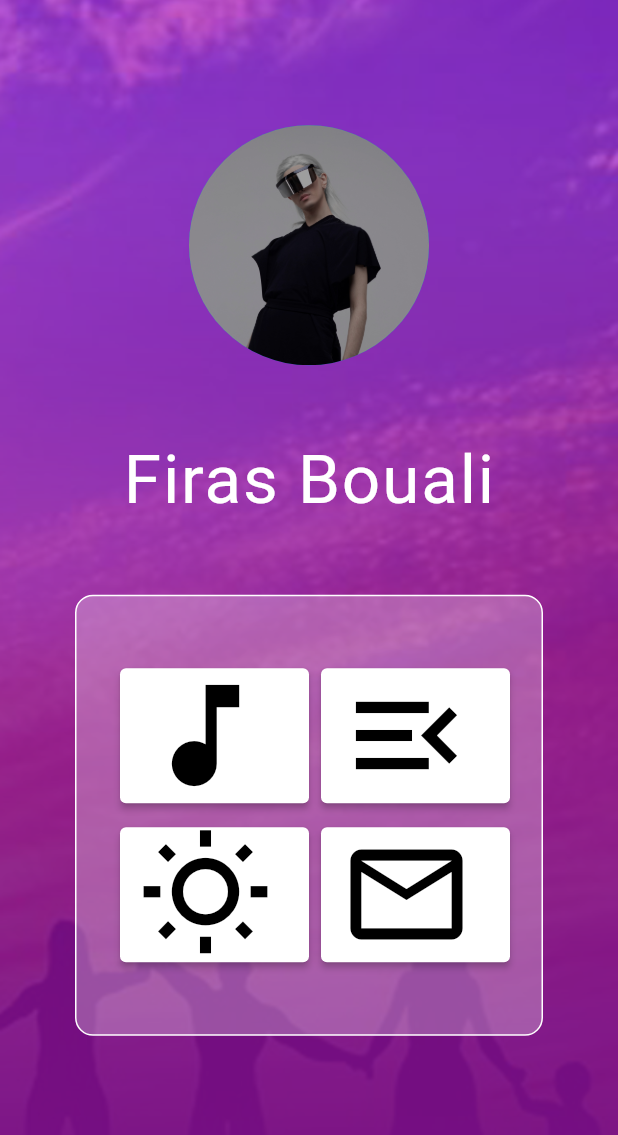
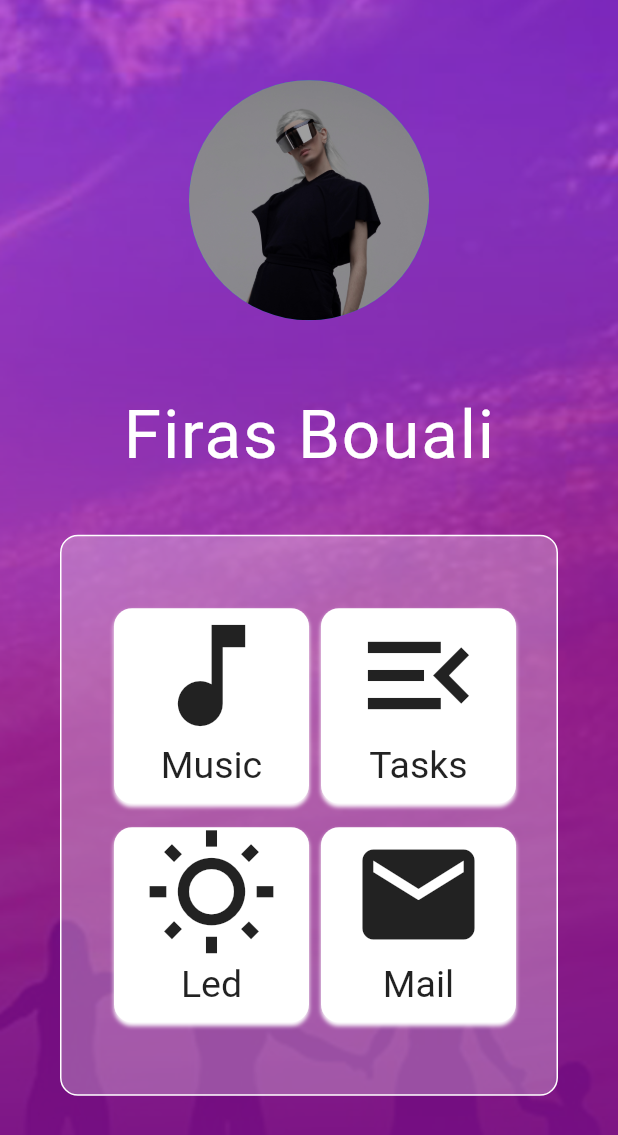
Before and after one commit to firasbouali11/smart-mirror, a Flutter app: the screen it shows after launch, on a phone screen of 412 x 824 dp. Shown: the top 1135 px of the screen. Run offline on Flutter 3.47's test engine with Material 2 defaults, Android fonts, the light colour scheme and no system bars.

Commit message:
fix user welcome page

```diff
--- a/alexa_app/lib/screens/User_welcome_page.dart
+++ b/alexa_app/lib/screens/User_welcome_page.dart
@@ -26,24 +26,22 @@ class _UserWelcomePageState extends State<UserWelcomePage> {
               CircleAvatar(
                 backgroundImage: AssetImage("assets/images/woman.jpg"),
                 radius: 80,
-
               ),
               SizedBox(
                 height: 50,
               ),
-              Text("Firas Bouali",style: TextStyle(
-                fontSize: 45,
-                letterSpacing: 1.2,
-                color: Colors.white
-              ),),
+              Text(
+                "Firas Bouali",
+                style: TextStyle(
+                    fontSize: 45, letterSpacing: 1.2, color: Colors.white),
+              ),
               Container(
-                padding: EdgeInsets.symmetric(vertical: 40,horizontal: 11),
-                margin: EdgeInsets.all(50),
+                padding: EdgeInsets.symmetric(vertical: 40),
+                margin: EdgeInsets.all(40),
                 decoration: BoxDecoration(
-                  color: Color(0x45ffffff),
-                  border: Border.all(width: 1,color: Colors.white),
-                  borderRadius: BorderRadius.circular(12)
-                ),
+                    color: Color(0x45ffffff),
+                    border: Border.all(width: 1, color: Colors.white),
+                    borderRadius: BorderRadius.circular(12)),
                 child: Column(
                   children: [
                     Row(
@@ -51,50 +49,123 @@ class _UserWelcomePageState extends State<UserWelcomePage> {
                       children: [
                         Padding(
                           padding: const EdgeInsets.all(8.0),
-                          child: ElevatedButton.icon(
-                              onPressed: () {},
-                            style: ButtonStyle(
-                              backgroundColor: MaterialStateProperty.all(Colors.white),
+                          child: Container(
+                            width: 130,
+                            height: 130,
+                            decoration: BoxDecoration(
+                                color: Colors.white,
+                                boxShadow: [
+                                  BoxShadow(
+                                      color: Colors.white,
+                                      offset: Offset(0, 2),
+                                      blurRadius: 1.8)
+                                ],
+                                borderRadius: BorderRadius.circular(12)),
+                            child: Column(
+                              children: [
+                                Icon(
+                                  Icons.music_note,
+                                  size: 90,
+                                ),
+                                Text(
+                                  "Music",
+                                  style: TextStyle(fontSize: 25),
+                                )
+                              ],
                             ),
-                              icon: Icon(Icons.music_note,size: 90,color: Colors.black,),
-                              label: Text(""),
                           ),
                         ),
-                        ElevatedButton.icon(
-                          onPressed: () {},
-                          style: ButtonStyle(
-                            backgroundColor: MaterialStateProperty.all(Colors.white),
+                        Container(
+                          width: 130,
+                          height: 130,
+                          decoration: BoxDecoration(
+                              color: Colors.white,
+                              boxShadow: [
+                                BoxShadow(
+                                    color: Colors.white,
+                                    offset: Offset(0, 2),
+                                    blurRadius: 1.8)
+                              ],
+                              borderRadius: BorderRadius.circular(12)),
+                          child: Column(
+                            children: [
+                              Icon(
+                                Icons.menu_open,
+                                size: 90,
+                              ),
+                              Text(
+                                "Tasks",
+                                style: TextStyle(fontSize: 25),
+                              )
+                            ],
                           ),
-                          icon: Icon(Icons.menu_open,size: 90,color: Colors.black,),
-                          label: Text(""),
                         ),
                       ],
                     ),
                     Row(
                       mainAxisAlignment: MainAxisAlignment.center,
                       children: [
-                        Padding(
-                          padding: const EdgeInsets.all(8.0),
-                          child: ElevatedButton.icon(
-                            onPressed: () {
-                              setState(() {
-                                ledoff = !ledoff;
-                              });
-                            },
-                            style: ButtonStyle(
-                              backgroundColor: MaterialStateProperty.all(Colors.white),
+                        GestureDetector(
+                          onTap: (){
+                            setState(() {
+                              ledoff = !ledoff;
+                            });
+                          } ,
+                          child: Padding(
+                            padding: const EdgeInsets.all(8.0),
+                            child: Container(
+                              width: 130,
+                              height: 130,
+                              decoration: BoxDecoration(
+                                  color: Colors.white,
+                                  boxShadow: [
+                                    BoxShadow(
+                                        color: Colors.white,
+                                        offset: Offset(0, 2),
+                                        blurRadius: 1.8)
+                                  ],
+                                  borderRadius: BorderRadius.circular(12)),
+                              child: Column(
+                                children: [
+                                  Icon(
+                                    !ledoff
+                                        ? Icons.wb_sunny_outlined
+                                        : Icons.wb_sunny,
+                                    size: 90,
+                                  ),
+                                  Text(
+                                    "Led",
+                                    style: TextStyle(fontSize: 25),
+                                  )
+                                ],
+                              ),
                             ),
-                            icon: Icon(!ledoff ? Icons.wb_sunny_outlined : Icons.wb_sunny,size: 90,color: Colors.black,),
-                            label: Text(""),
                           ),
                         ),
-                        ElevatedButton.icon(
-                          onPressed: () {},
-                          style: ButtonStyle(
-                            backgroundColor: MaterialStateProperty.all(Colors.white),
+                        Container(
+                          width: 130,
+                          height: 130,
+                          decoration: BoxDecoration(
+                              color: Colors.white,
+                              boxShadow: [
+                                BoxShadow(
+                                    color: Colors.white,
+                                    offset: Offset(0, 2),
+                                    blurRadius: 1.8)
+                              ],
+                              borderRadius: BorderRadius.circular(12)),
+                          child: Column(
+                            children: [
+                              Icon(
+                                Icons.mail,
+                                size: 90,
+                              ),
+                              Text(
+                                "Mail",
+                                style: TextStyle(fontSize: 25),
+                              )
+                            ],
                           ),
-                          icon: Icon(Icons.mail_outline,size: 90,color: Colors.black,),
-                          label: Text(""),
                         ),
                       ],
                     )
--- a/alexa_app/lib/services/Users.dart
+++ b/alexa_app/lib/services/Users.dart
@@ -6,6 +6,4 @@ class User{
 
   User({this.name,this.password,this.image});
 
-
-
 }
```
